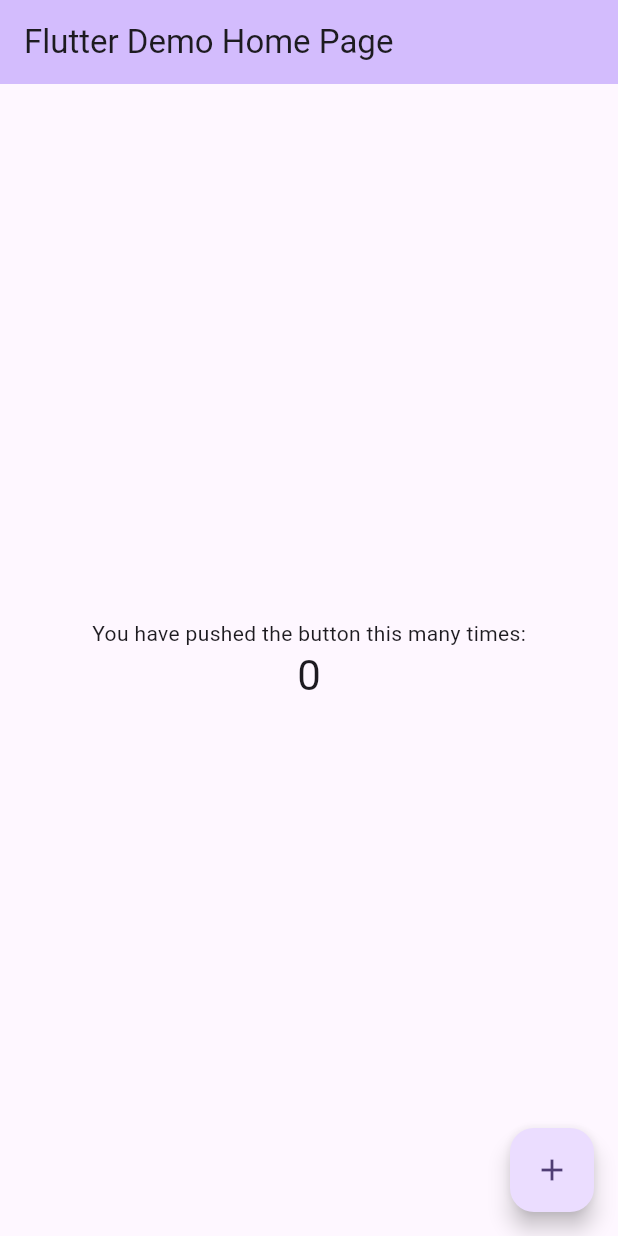
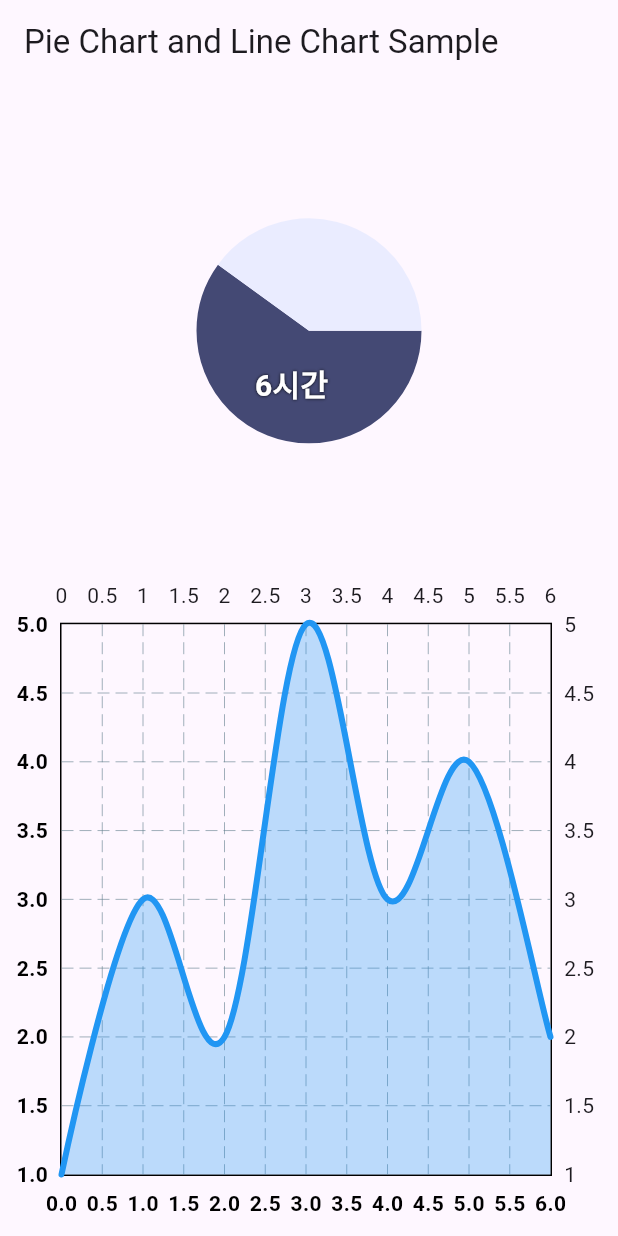
Before and after one commit to tlsgptj/bio_reactor_web, a Flutter app: the screen it shows after launch, on a phone screen of 412 x 824 dp. Run offline on Flutter 3.47's test engine with Material 3 defaults, Android fonts, the phone set to English and light mode, and no system bars; drawn by our look-alikes of fl_chart.

Commit message:
플러터로 차트 빌드

```diff
--- a/lib/main.dart
+++ b/lib/main.dart
@@ -1,125 +1,164 @@
 import 'package:flutter/material.dart';
+import 'package:fl_chart/fl_chart.dart';
 
 void main() {
-  runApp(const MyApp());
+  runApp(const PieChartAndLineChart());
 }
 
-class MyApp extends StatelessWidget {
-  const MyApp({super.key});
+class PieChartAndLineChart extends StatefulWidget {
+  const PieChartAndLineChart({super.key});
 
-  // This widget is the root of your application.
+  @override
+  State<StatefulWidget> createState() => PieChartAndLineChartState();
+}
+
+class PieChartAndLineChartState extends State<PieChartAndLineChart> {
+  int touchedIndex = -1;
+
   @override
   Widget build(BuildContext context) {
     return MaterialApp(
-      title: 'Flutter Demo',
-      theme: ThemeData(
-        // This is the theme of your application.
-        //
-        // TRY THIS: Try running your application with "flutter run". You'll see
-        // the application has a purple toolbar. Then, without quitting the app,
-        // try changing the seedColor in the colorScheme below to Colors.green
-        // and then invoke "hot reload" (save your changes or press the "hot
-        // reload" button in a Flutter-supported IDE, or press "r" if you used
-        // the command line to start the app).
-        //
-        // Notice that the counter didn't reset back to zero; the application
-        // state is not lost during the reload. To reset the state, use hot
-        // restart instead.
-        //
-        // This works for code too, not just values: Most code changes can be
-        // tested with just a hot reload.
-        colorScheme: ColorScheme.fromSeed(seedColor: Colors.deepPurple),
-        useMaterial3: true,
-      ),
-      home: const MyHomePage(title: 'Flutter Demo Home Page'),
-    );
-  }
-}
-
-class MyHomePage extends StatefulWidget {
-  const MyHomePage({super.key, required this.title});
-
-  // This widget is the home page of your application. It is stateful, meaning
-  // that it has a State object (defined below) that contains fields that affect
-  // how it looks.
-
-  // This class is the configuration for the state. It holds the values (in this
-  // case the title) provided by the parent (in this case the App widget) and
-  // used by the build method of the State. Fields in a Widget subclass are
-  // always marked "final".
-
-  final String title;
-
-  @override
-  State<MyHomePage> createState() => _MyHomePageState();
-}
-
-class _MyHomePageState extends State<MyHomePage> {
-  int _counter = 0;
-
-  void _incrementCounter() {
-    setState(() {
-      // This call to setState tells the Flutter framework that something has
-      // changed in this State, which causes it to rerun the build method below
-      // so that the display can reflect the updated values. If we changed
-      // _counter without calling setState(), then the build method would not be
-      // called again, and so nothing would appear to happen.
-      _counter++;
-    });
-  }
-
-  @override
-  Widget build(BuildContext context) {
-    // This method is rerun every time setState is called, for instance as done
-    // by the _incrementCounter method above.
-    //
-    // The Flutter framework has been optimized to make rerunning build methods
-    // fast, so that you can just rebuild anything that needs updating rather
-    // than having to individually change instances of widgets.
-    return Scaffold(
-      appBar: AppBar(
-        // TRY THIS: Try changing the color here to a specific color (to
-        // Colors.amber, perhaps?) and trigger a hot reload to see the AppBar
-        // change color while the other colors stay the same.
-        backgroundColor: Theme.of(context).colorScheme.inversePrimary,
-        // Here we take the value from the MyHomePage object that was created by
-        // the App.build method, and use it to set our appbar title.
-        title: Text(widget.title),
-      ),
-      body: Center(
-        // Center is a layout widget. It takes a single child and positions it
-        // in the middle of the parent.
-        child: Column(
-          // Column is also a layout widget. It takes a list of children and
-          // arranges them vertically. By default, it sizes itself to fit its
-          // children horizontally, and tries to be as tall as its parent.
-          //
-          // Column has various properties to control how it sizes itself and
-          // how it positions its children. Here we use mainAxisAlignment to
-          // center the children vertically; the main axis here is the vertical
-          // axis because Columns are vertical (the cross axis would be
-          // horizontal).
-          //
-          // TRY THIS: Invoke "debug painting" (choose the "Toggle Debug Paint"
-          // action in the IDE, or press "p" in the console), to see the
-          // wireframe for each widget.
-          mainAxisAlignment: MainAxisAlignment.center,
-          children: <Widget>[
-            const Text(
-              'You have pushed the button this many times:',
+      home: Scaffold(
+        appBar: AppBar(title: Text('Pie Chart and Line Chart Sample')),
+        body: Column(
+          children: [
+            Expanded(
+              flex: 3, // Adjust flex factor as needed
+              child: PieChart(
+                PieChartData(
+                  pieTouchData: PieTouchData(
+                    touchCallback: (FlTouchEvent event, pieTouchResponse) {
+                      setState(() {
+                        if (!event.isInterestedForInteractions ||
+                            pieTouchResponse == null ||
+                            pieTouchResponse.touchedSection == null) {
+                          touchedIndex = -1;
+                          return;
+                        }
+                        touchedIndex = pieTouchResponse.touchedSection!.touchedSectionIndex;
+                      });
+                    },
+                  ),
+                  sectionsSpace: 0,
+                  centerSpaceRadius: 0,
+                  sections: showingSections(),
+                ),
+              ),
             ),
-            Text(
-              '$_counter',
-              style: Theme.of(context).textTheme.headlineMedium,
+            Expanded(
+              flex: 4, // Adjust flex factor as needed
+              child: LineChart(
+                LineChartData(
+                  gridData: FlGridData(show: true),
+                  titlesData: FlTitlesData(
+                    leftTitles: AxisTitles(
+                      sideTitles: SideTitles(
+                        showTitles: true,
+                        reservedSize: 40,
+                        getTitlesWidget: (value, meta) {
+                          return SideTitleWidget(
+                            axisSide: meta.axisSide,
+                            child: Text(
+                              value.toString(),
+                              style: TextStyle(
+                                fontSize: 14,
+                                fontWeight: FontWeight.bold,
+                                color: Colors.black,
+                              ),
+                            ),
+                          );
+                        },
+                      ),
+                    ),
+                    bottomTitles: AxisTitles(
+                      sideTitles: SideTitles(
+                        showTitles: true,
+                        reservedSize: 40,
+                        getTitlesWidget: (value, meta) {
+                          return SideTitleWidget(
+                            axisSide: meta.axisSide,
+                            child: Text(
+                              value.toString(),
+                              style: TextStyle(
+                                fontSize: 14,
+                                fontWeight: FontWeight.bold,
+                                color: Colors.black,
+                              ),
+                            ),
+                          );
+                        },
+                      ),
+                    ),
+                  ),
+                  borderData: FlBorderData(show: true),
+                  lineBarsData: [
+                    LineChartBarData(
+                      spots: [
+                        FlSpot(0, 1),
+                        FlSpot(1, 3),
+                        FlSpot(2, 2),
+                        FlSpot(3, 5),
+                        FlSpot(4, 3),
+                        FlSpot(5, 4),
+                        FlSpot(6, 2),
+                      ],
+                      isCurved: true,
+                      color: Colors.blue,
+                      barWidth: 4,
+                      isStrokeCapRound: true,
+                      dotData: FlDotData(show: false),
+                      belowBarData: BarAreaData(
+                        show: true,
+                        color: Colors.blue.withOpacity(0.3),
+                      ),
+                    ),
+                  ],
+                ),
+              ),
             ),
           ],
         ),
       ),
-      floatingActionButton: FloatingActionButton(
-        onPressed: _incrementCounter,
-        tooltip: 'Increment',
-        child: const Icon(Icons.add),
-      ), // This trailing comma makes auto-formatting nicer for build methods.
     );
   }
+
+  List<PieChartSectionData> showingSections() {
+    return List.generate(2, (i) {
+      final isTouched = i == touchedIndex;
+      final fontSize = isTouched ? 22.0 : 20.0;
+      final radius = isTouched ? 80.0 : 75.0;
+      final shadows = [BoxShadow(color: Colors.black, blurRadius: 2)];
+
+      switch (i) {
+        case 0:
+          return PieChartSectionData(
+            color: const Color(0xFF444974),
+            value: 60,
+            title: '6시간',
+            radius: radius,
+            titleStyle: TextStyle(
+              fontSize: fontSize,
+              fontWeight: FontWeight.bold,
+              color: const Color(0xffffffff),
+              shadows: shadows,
+            ),
+          );
+        case 1:
+          return PieChartSectionData(
+            color: const Color(0xFFEAECFF),
+            value: 40,
+            title: "",
+            radius: radius,
+            titleStyle: TextStyle(
+              fontSize: fontSize,
+              fontWeight: FontWeight.bold,
+              color: const Color(0xffffffff),
+              shadows: shadows,
+            ),
+          );
+        default:
+          throw Exception('Oh no');
+      }
+    });
+  }
 }
--- a/pubspec.yaml
+++ b/pubspec.yaml
@@ -28,6 +28,7 @@
 # the latest version available on pub.dev. To see which dependencies have newer
 # versions available, run `flutter pub outdated`.
 dependencies:
+  fl_chart: ^0.61.0
   flutter:
     sdk: flutter
 
```
Also changed, not shown: pubspec.lock.
